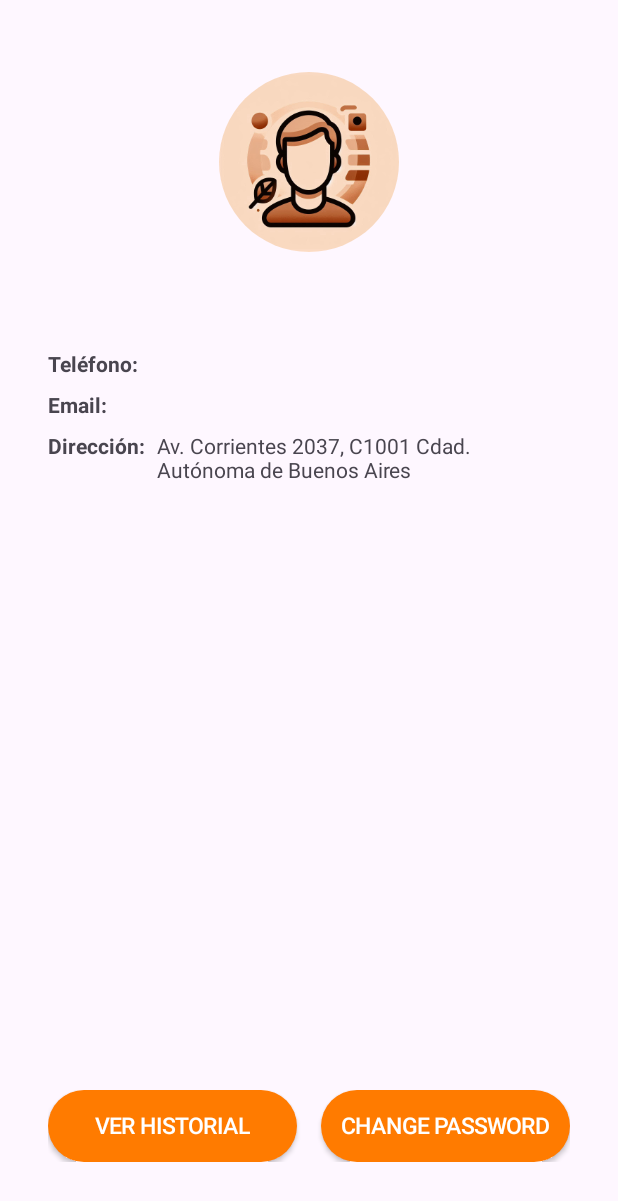
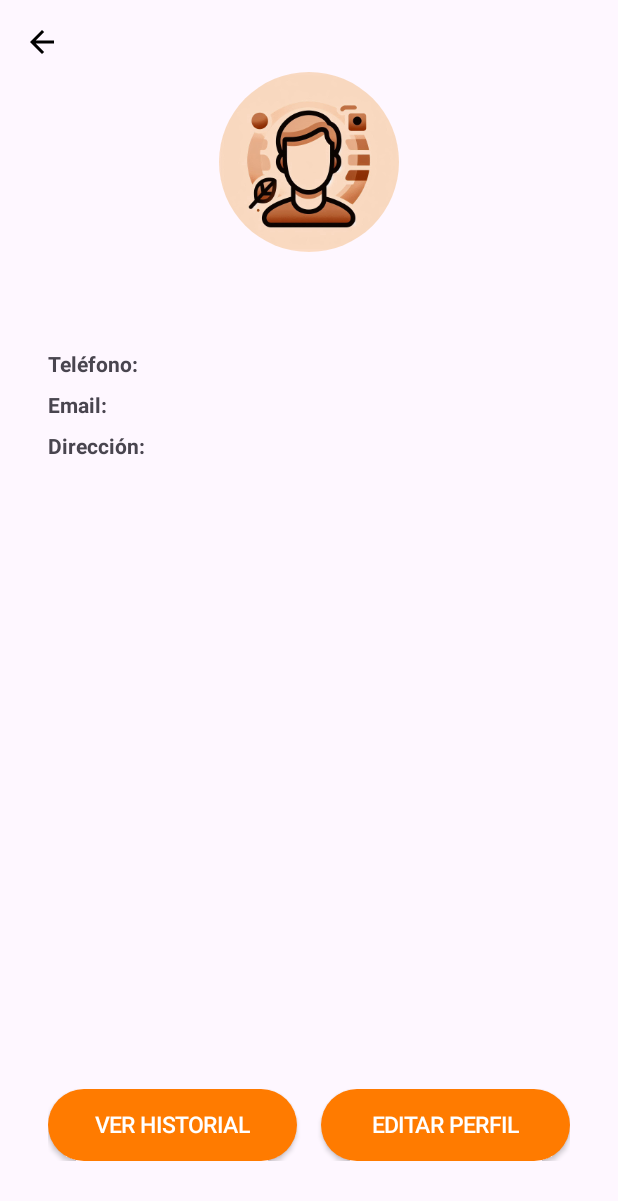
Before and after one commit to LuKarbo/LK-Store, an Android app: the fragment MyAccountFragment shown on its own in the app's theme, on a phone screen of 412 x 824 dp. Shown: the top 1201 px of the screen. Run offline under Robolectric (Android 15) with nearby library versions, the phone set to English and light mode, and no system bars; pictures from the network do not load.

Commit message:
feat: Agregar EditProfile
- Se modifico el diseño de My Account
- Se agrego el Fragment de UserEdit
- Se agrego funcionalidad basica para editar los datos del usuario

```diff
--- a/app/src/main/java/ar/edu/davinci/carbone_lucas/lk_store/generalFragments/MyAccountFragment.java
+++ b/app/src/main/java/ar/edu/davinci/carbone_lucas/lk_store/generalFragments/MyAccountFragment.java
@@ -5,6 +5,7 @@ import android.view.LayoutInflater;
 import android.view.View;
 import android.view.ViewGroup;
 import android.widget.Button;
+import android.widget.ImageButton;
 import android.widget.ImageView;
 import android.widget.LinearLayout;
 import android.widget.TextView;
@@ -16,7 +17,9 @@ import androidx.fragment.app.Fragment;
 
 import com.bumptech.glide.Glide;
 
+import ar.edu.davinci.carbone_lucas.lk_store.MainActivity;
 import ar.edu.davinci.carbone_lucas.lk_store.R;
+import ar.edu.davinci.carbone_lucas.lk_store.ViewProductFragment;
 import ar.edu.davinci.carbone_lucas.lk_store.models.User;
 
 public class MyAccountFragment extends Fragment {
@@ -24,9 +27,17 @@ public class MyAccountFragment extends Fragment {
     private TextView userNameText;
     private TextView userEmailText;
     private TextView userPhoneText;
+    private TextView userAddressText;
     private Button viewHistoryButton;
-    private Button changePasswordButton;
+    private Button editProfileButton;
     private LinearLayout linearButtons;
+    private ImageButton backButton;
+
+    public MyAccountFragment() {}
+
+    public static MyAccountFragment newInstance() {
+        return new MyAccountFragment();
+    }
 
     @Override
     public View onCreateView(LayoutInflater inflater, ViewGroup container, Bundle savedInstanceState) {
@@ -37,24 +48,28 @@ public class MyAccountFragment extends Fragment {
     public void onViewCreated(@NonNull View view, @Nullable Bundle savedInstanceState) {
         super.onViewCreated(view, savedInstanceState);
 
-        // Inicializar vistas
         linearButtons = view.findViewById(R.id.linearButtons);
         userNameText = view.findViewById(R.id.userName);
         userEmailText = view.findViewById(R.id.userEmail);
         userPhoneText = view.findViewById(R.id.userPhone);
+        userAddressText = view.findViewById(R.id.userAddress);
 
-        // Obtener y mostrar la información del usuario
         loadUserInfo();
 
-        crearBTNs();
-        crearFuncionalidadBTNS();
+        createButtons();
+        createButtonFunctionality();
 
-        // Cargar imagen de perfil
         ImageView profileImage = view.findViewById(R.id.profileImage);
         Glide.with(this)
                 .load(R.drawable.user_profile)
                 .circleCrop()
                 .into(profileImage);
+
+
+        backButton = view.findViewById(R.id.back_button);
+        backButton.setOnClickListener(v -> {
+            getParentFragmentManager().popBackStack();
+        });
     }
 
     private void loadUserInfo() {
@@ -63,11 +78,12 @@ public class MyAccountFragment extends Fragment {
             userNameText.setText(currentUser.getName());
             userEmailText.setText(currentUser.getEmail());
             userPhoneText.setText(currentUser.getPhoneNumber());
+            userAddressText.setText(currentUser.getAddress());
         }
     }
 
-    private void crearBTNs() {
-        // Botón para ver el Historial
+    private void createButtons() {
+
         viewHistoryButton = createButton(getString(R.string.ver_historial));
         LinearLayout.LayoutParams buttonParams = new LinearLayout.LayoutParams(
                 0, LinearLayout.LayoutParams.WRAP_CONTENT, 1
@@ -75,17 +91,16 @@ public class MyAccountFragment extends Fragment {
         buttonParams.setMarginEnd(dpToPx(8));
         viewHistoryButton.setLayoutParams(buttonParams);
 
-        // Botón para cambiar la contraseña
-        changePasswordButton = createButton(getString(R.string.change_password));
+
+        editProfileButton = createButton(getString(R.string.edit_profile));
         LinearLayout.LayoutParams button2Params = new LinearLayout.LayoutParams(
                 0, LinearLayout.LayoutParams.WRAP_CONTENT, 1
         );
         button2Params.setMarginStart(dpToPx(8));
-        changePasswordButton.setLayoutParams(button2Params);
+        editProfileButton.setLayoutParams(button2Params);
 
-        // Los agrego al linear
         linearButtons.addView(viewHistoryButton);
-        linearButtons.addView(changePasswordButton);
+        linearButtons.addView(editProfileButton);
     }
 
     private Button createButton(String text) {
@@ -97,7 +112,7 @@ public class MyAccountFragment extends Fragment {
         return button;
     }
 
-    private void crearFuncionalidadBTNS() {
+    private void createButtonFunctionality() {
         viewHistoryButton.setOnClickListener(new View.OnClickListener() {
             @Override
             public void onClick(View v) {
@@ -105,12 +120,11 @@ public class MyAccountFragment extends Fragment {
             }
         });
 
-        changePasswordButton.setOnClickListener(new View.OnClickListener() {
+        editProfileButton.setOnClickListener(new View.OnClickListener() {
             @Override
             public void onClick(View v) {
-                // Aquí podrías implementar la funcionalidad de cambio de contraseña
-                // usando el password actual guardado en User.getInstance().getPassword()
-                Toast.makeText(getContext(), "Cambiar contraseña", Toast.LENGTH_SHORT).show();
+                UserEditFragment userEditFragment = UserEditFragment.newInstance();
+                ((MainActivity) requireActivity()).replaceFragment(userEditFragment);
             }
         });
     }
--- a/app/src/main/res/layout/fragment_my_account.xml
+++ b/app/src/main/res/layout/fragment_my_account.xml
@@ -12,6 +12,16 @@
         tools:context=".generalFragments.MyAccountFragment"
         android:padding="16dp">
 
+        <ImageButton
+            android:id="@+id/back_button"
+            android:layout_width="wrap_content"
+            android:layout_height="wrap_content"
+            android:background="?attr/selectableItemBackgroundBorderless"
+            android:contentDescription="@string/back"
+            android:src="@drawable/ic_back"
+            app:layout_constraintStart_toStartOf="parent"
+            app:layout_constraintTop_toTopOf="parent" />
+
         <ImageView
             android:id="@+id/profileImage"
             android:layout_width="120dp"
@@ -23,7 +33,6 @@
             app:layout_constraintEnd_toEndOf="parent"
             app:layout_constraintStart_toStartOf="parent"
             app:layout_constraintTop_toTopOf="parent" />
-
 
         <TextView
             android:id="@+id/userName"
@@ -118,7 +127,6 @@
             app:layout_constraintVertical_bias="0.956"
             tools:layout_editor_absoluteX="0dp">
 
-
         </LinearLayout>
 
     </androidx.constraintlayout.widget.ConstraintLayout>
--- a/app/src/main/res/values/strings.xml
+++ b/app/src/main/res/values/strings.xml
@@ -30,4 +30,5 @@
     <string name="userAddresLabel">Dirección:</string>
     <string name="userAddresExample">Av. Corrientes 2037, C1001 Cdad. Autónoma de Buenos Aires</string>
     <string name="back">Volver</string>
+    <string name="edit_profile">Editar Perfil</string>
 </resources>
```
Also changed, not shown: app/src/main/java/ar/edu/davinci/carbone_lucas/lk_store/Controllers/UserController.java (+9 -1 lines), app/src/main/java/ar/edu/davinci/carbone_lucas/lk_store/generalFragments/UserEditFragment.java (added, +101 -0 lines), app/src/main/res/layout/fragment_user_edit.xml (added, +67 -0 lines).
